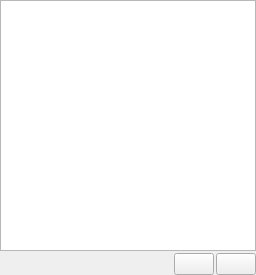
Above: resources/ui/configure/environment.ui from prymatex/prymatex before the change. Below: the same form after it.
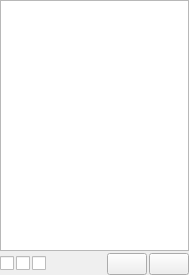
That is the form after the change. Icons and pictures are not drawn.

Commit message: add environment dialog, create environment table model and migrate to icon form theme

```diff
--- a/resources/ui/configure/environment.ui
+++ b/resources/ui/configure/environment.ui
@@ -6,7 +6,7 @@
    <rect>
     <x>0</x>
     <y>0</y>
-    <width>256</width>
+    <width>189</width>
     <height>275</height>
    </rect>
   </property>
@@ -32,6 +32,15 @@
    </item>
    <item>
     <layout class="QHBoxLayout" name="horizontalLayout">
+     <item>
+      <widget class="QCheckBox" name="checkBox1"/>
+     </item>
+     <item>
+      <widget class="QCheckBox" name="checkBox2"/>
+     </item>
+     <item>
+      <widget class="QCheckBox" name="checkBox3"/>
+     </item>
      <item>
       <spacer name="horizontalSpacer">
        <property name="orientation">
```
The commit also changes 14 other files.
